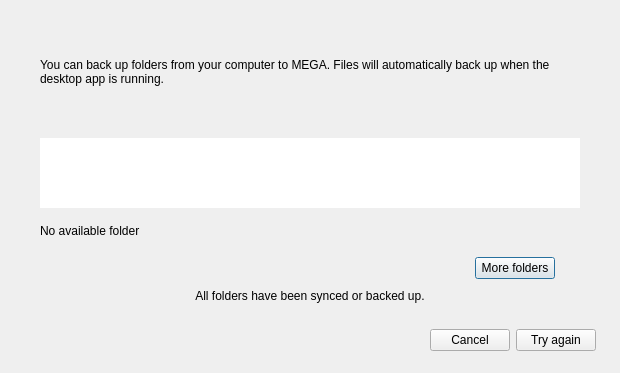
Old version of the form src/MEGASync/gui/macx/BackupsWizard.ui in the repository meganz/MEGAsync.
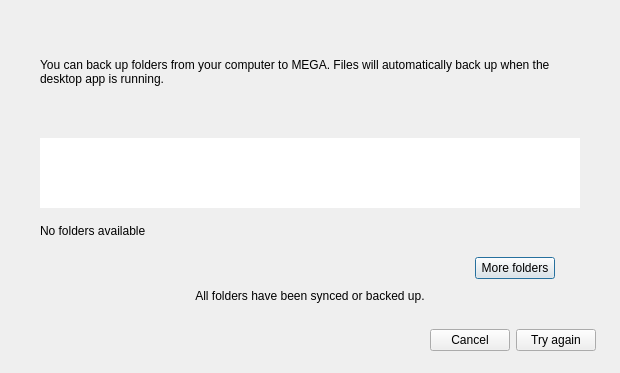
New version of the form. Icons and pictures are not drawn.

Commit message: SNC-2792. Backups wizard default folders

Diff of the .ui file:
```diff
--- a/src/MEGASync/gui/macx/BackupsWizard.ui
+++ b/src/MEGASync/gui/macx/BackupsWizard.ui
@@ -503,7 +503,7 @@
              </size>
             </property>
             <property name="text">
-             <string>No available folder</string>
+             <string>No folders available</string>
             </property>
            </widget>
           </item>
```
The commit also changes 4 other files.
